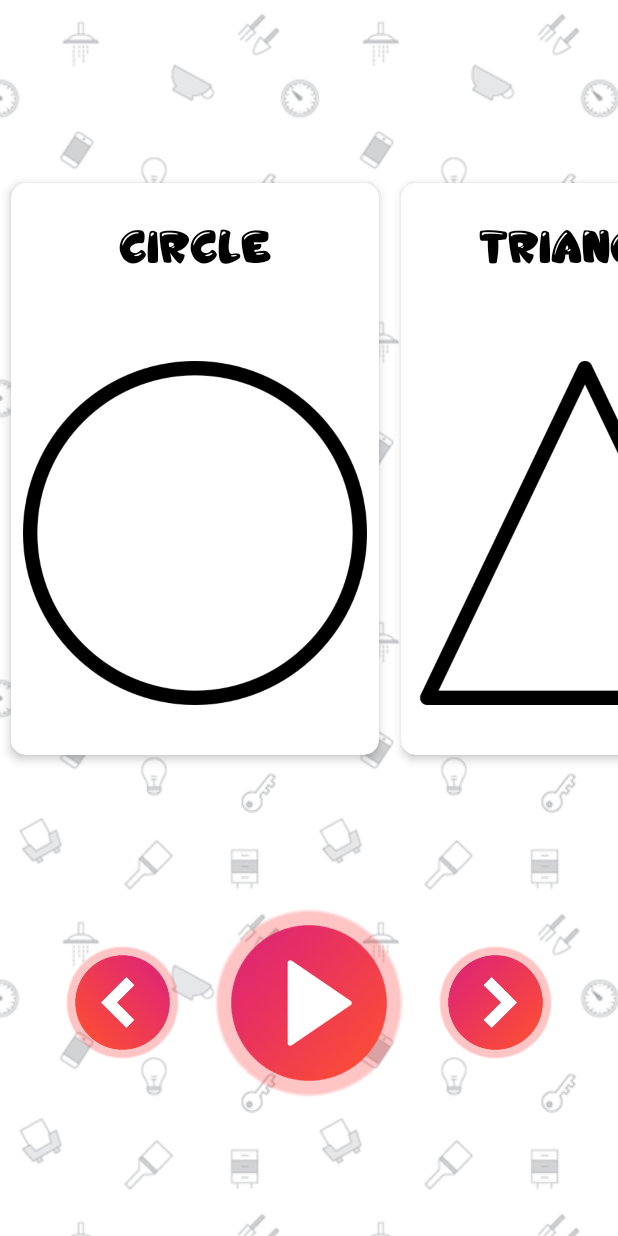
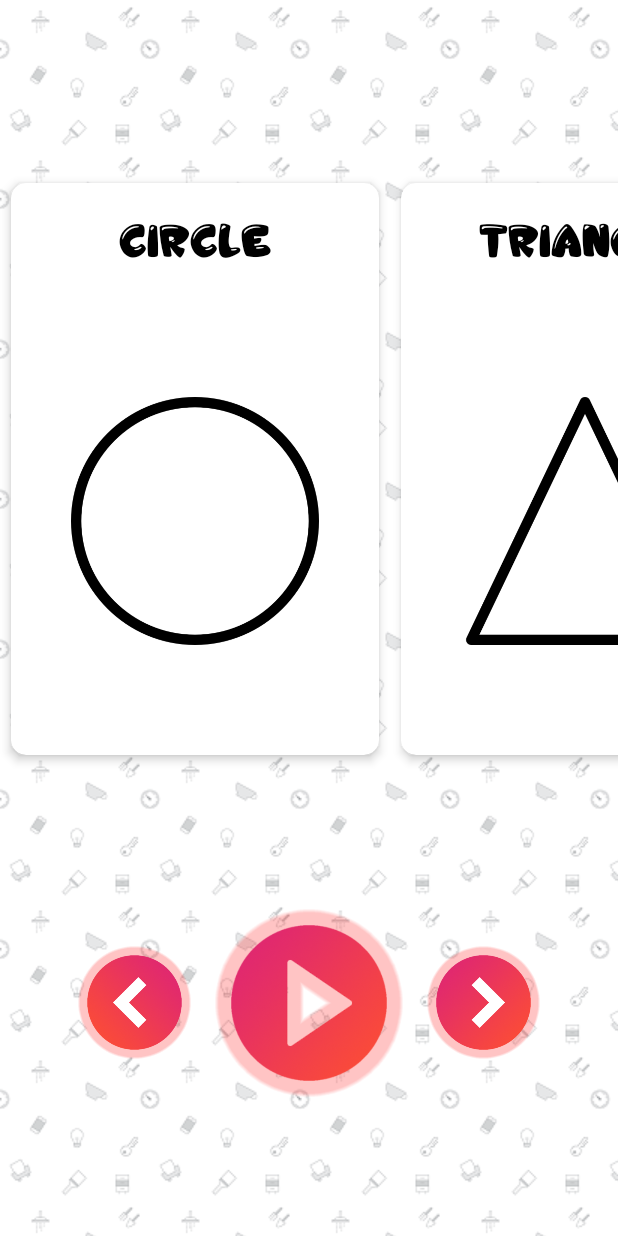
Before and after one commit to jainakshansh/MadHouse-Kids-Learning-App, an Android app: the ShapesActivity screen opened directly, with no data from a screen before it, on a phone screen of 412 x 824 dp. Run offline under Robolectric (Android 15) with nearby library versions, the phone set to English and light mode, and no system bars; our stand-ins replace Picasso.

Commit message:
Issues fixed. Changes made. Sounds for Spelling remains

```diff
--- /dev/null
+++ b/app/src/main/java/com/madhouseapp/kidslearningapp/Adapters/ShapesAdapter.java
@@ -0,0 +1,65 @@
+package com.madhouseapp.kidslearningapp.Adapters;
+
+import android.content.Context;
+import android.graphics.Typeface;
+import android.support.v7.widget.RecyclerView;
+import android.view.LayoutInflater;
+import android.view.View;
+import android.view.ViewGroup;
+import android.widget.ImageView;
+import android.widget.TextView;
+
+import com.madhouseapp.kidslearningapp.Object.ImageItem;
+import com.madhouseapp.kidslearningapp.R;
+import com.squareup.picasso.Picasso;
+
+import java.util.List;
+
+/**
+ * Created by Akshansh on 11-10-2017.
+ */
+
+public class ShapesAdapter extends RecyclerView.Adapter<ShapesAdapter.ShapesViewHolder> {
+
+    private Context context;
+    private List<ImageItem> imageItemList;
+    private Typeface jellyCrazies;
+
+    public class ShapesViewHolder extends RecyclerView.ViewHolder {
+        private TextView name;
+        private ImageView image;
+
+        public ShapesViewHolder(View view) {
+            super(view);
+            name = view.findViewById(R.id.shape_name);
+            image = view.findViewById(R.id.shape_image);
+        }
+    }
+
+    public ShapesAdapter(Context context, List<ImageItem> imageItemList) {
+        this.context = context;
+        this.imageItemList = imageItemList;
+        jellyCrazies = Typeface.createFromAsset(context.getAssets(), "fonts/jelly_crazies.ttf");
+    }
+
+    @Override
+    public ShapesViewHolder onCreateViewHolder(ViewGroup parent, int viewType) {
+        View view = LayoutInflater.from(parent.getContext()).inflate(R.layout.shapes_item, parent, false);
+        return new ShapesViewHolder(view);
+    }
+
+    @Override
+    public void onBindViewHolder(ShapesViewHolder holder, int position) {
+        ImageItem imageItem = imageItemList.get(position);
+        holder.name.setTypeface(jellyCrazies);
+        holder.name.setText(imageItem.getName());
+        Picasso.with(context)
+                .load(imageItem.getImage())
+                .into(holder.image);
+    }
+
+    @Override
+    public int getItemCount() {
+        return imageItemList.size();
+    }
+}
--- a/app/src/main/java/com/madhouseapp/kidslearningapp/AnimalsActivity.java
+++ b/app/src/main/java/com/madhouseapp/kidslearningapp/AnimalsActivity.java
@@ -65,10 +65,10 @@ public class AnimalsActivity extends AppCompatActivity {
         previous.setOnClickListener(new View.OnClickListener() {
             @Override
             public void onClick(View view) {
-                if (centerZoomLayoutManager.findFirstVisibleItemPosition() != imageItemList.size()-2) {
+                if (centerZoomLayoutManager.findFirstVisibleItemPosition() != imageItemList.size() - 2) {
                     counter = centerZoomLayoutManager.findLastVisibleItemPosition() - 1;
                 } else {
-                    counter = centerZoomLayoutManager.findFirstVisibleItemPosition()+1;
+                    counter = centerZoomLayoutManager.findFirstVisibleItemPosition() + 1;
 
                 }
                 counter--;
--- a/app/src/main/java/com/madhouseapp/kidslearningapp/ShapesActivity.java
+++ b/app/src/main/java/com/madhouseapp/kidslearningapp/ShapesActivity.java
@@ -16,6 +16,7 @@ import android.view.animation.AnimationUtils;
 import android.widget.Button;
 
 import com.madhouseapp.kidslearningapp.Adapters.ImageAdapter;
+import com.madhouseapp.kidslearningapp.Adapters.ShapesAdapter;
 import com.madhouseapp.kidslearningapp.Helper.CenterZoomLayoutManager;
 import com.madhouseapp.kidslearningapp.Object.ImageItem;
 
@@ -25,7 +26,7 @@ import java.util.List;
 public class ShapesActivity extends AppCompatActivity {
     private RecyclerView shapesRecycler;
     private List<ImageItem> imageItemList;
-    private ImageAdapter adapter;
+    private ShapesAdapter adapter;
 
     private CenterZoomLayoutManager centerZoomLayoutManager;
 
@@ -49,7 +50,7 @@ public class ShapesActivity extends AppCompatActivity {
 
         imageItemList = new ArrayList<>();
         initList();
-        adapter = new ImageAdapter(this, imageItemList);
+        adapter = new ShapesAdapter(this, imageItemList);
 
         shapesRecycler = (RecyclerView) findViewById(R.id.recycler_shapes);
         centerZoomLayoutManager = new CenterZoomLayoutManager(this, LinearLayoutManager.HORIZONTAL, false);
--- a/app/src/main/java/com/madhouseapp/kidslearningapp/SpellingsActivity.java
+++ b/app/src/main/java/com/madhouseapp/kidslearningapp/SpellingsActivity.java
@@ -15,8 +15,6 @@ import android.view.View;
 import android.view.ViewGroup;
 import android.view.Window;
 import android.view.WindowManager;
-import android.view.animation.Animation;
-import android.view.animation.AnimationUtils;
 import android.widget.Button;
 
 import com.madhouseapp.kidslearningapp.Helper.CenterZoomLayoutManager;
@@ -113,10 +111,6 @@ public class SpellingsActivity extends AppCompatActivity {
                 mediaPlayer.start();
                 */
 
-                Animation animation = AnimationUtils.loadAnimation(getApplicationContext(), R.anim.blink);
-                play.clearAnimation();
-                play.startAnimation(animation);
-
                 adapter.notifyDataSetChanged();
             }
         });
--- a/app/src/main/res/layout/activity_alphabets.xml
+++ b/app/src/main/res/layout/activity_alphabets.xml
@@ -36,7 +36,7 @@
             android:layout_width="75dp"
             android:layout_height="75dp"
             android:layout_gravity="center"
-            android:layout_marginEnd="24dp"
+            android:layout_marginEnd="16dp"
             android:background="@drawable/button_previous" />
 
         <Button
@@ -53,7 +53,7 @@
             android:layout_width="75dp"
             android:layout_height="75dp"
             android:layout_gravity="center"
-            android:layout_marginStart="24dp"
+            android:layout_marginStart="16dp"
             android:background="@drawable/button_next" />
 
     </LinearLayout>
--- a/app/src/main/res/layout/activity_animals.xml
+++ b/app/src/main/res/layout/activity_animals.xml
@@ -36,7 +36,7 @@
             android:layout_width="75dp"
             android:layout_height="75dp"
             android:layout_gravity="center"
-            android:layout_marginEnd="24dp"
+            android:layout_marginEnd="16dp"
             android:background="@drawable/button_previous" />
 
         <Button
@@ -53,7 +53,7 @@
             android:layout_width="75dp"
             android:layout_height="75dp"
             android:layout_gravity="center"
-            android:layout_marginStart="24dp"
+            android:layout_marginStart="16dp"
             android:background="@drawable/button_next" />
 
     </LinearLayout>
--- a/app/src/main/res/layout/activity_colors.xml
+++ b/app/src/main/res/layout/activity_colors.xml
@@ -36,7 +36,7 @@
             android:layout_width="75dp"
             android:layout_height="75dp"
             android:layout_gravity="center"
-            android:layout_marginEnd="24dp"
+            android:layout_marginEnd="16dp"
             android:background="@drawable/button_previous" />
 
         <Button
@@ -53,7 +53,7 @@
             android:layout_width="75dp"
             android:layout_height="75dp"
             android:layout_gravity="center"
-            android:layout_marginStart="24dp"
+            android:layout_marginStart="16dp"
             android:background="@drawable/button_next" />
 
     </LinearLayout>
--- a/app/src/main/res/layout/activity_fruits.xml
+++ b/app/src/main/res/layout/activity_fruits.xml
@@ -36,7 +36,7 @@
             android:layout_width="75dp"
             android:layout_height="75dp"
             android:layout_gravity="center"
-            android:layout_marginEnd="24dp"
+            android:layout_marginEnd="16dp"
             android:background="@drawable/button_previous" />
 
         <Button
@@ -53,7 +53,7 @@
             android:layout_width="75dp"
             android:layout_height="75dp"
             android:layout_gravity="center"
-            android:layout_marginStart="24dp"
+            android:layout_marginStart="16dp"
             android:background="@drawable/button_next" />
 
     </LinearLayout>
--- a/app/src/main/res/layout/activity_objects.xml
+++ b/app/src/main/res/layout/activity_objects.xml
@@ -36,7 +36,7 @@
             android:layout_width="75dp"
             android:layout_height="75dp"
             android:layout_gravity="center"
-            android:layout_marginEnd="24dp"
+            android:layout_marginEnd="16dp"
             android:background="@drawable/button_previous" />
 
         <Button
@@ -53,7 +53,7 @@
             android:layout_width="75dp"
             android:layout_height="75dp"
             android:layout_gravity="center"
-            android:layout_marginStart="24dp"
+            android:layout_marginStart="16dp"
             android:background="@drawable/button_next" />
 
     </LinearLayout>
--- a/app/src/main/res/layout/activity_shapes.xml
+++ b/app/src/main/res/layout/activity_shapes.xml
@@ -36,7 +36,7 @@
             android:layout_width="75dp"
             android:layout_height="75dp"
             android:layout_gravity="center"
-            android:layout_marginEnd="24dp"
+            android:layout_marginEnd="16dp"
             android:background="@drawable/button_previous" />
 
         <Button
@@ -53,7 +53,7 @@
             android:layout_width="75dp"
             android:layout_height="75dp"
             android:layout_gravity="center"
-            android:layout_marginStart="24dp"
+            android:layout_marginStart="16dp"
             android:background="@drawable/button_next" />
 
     </LinearLayout>
--- a/app/src/main/res/layout/activity_spellings.xml
+++ b/app/src/main/res/layout/activity_spellings.xml
@@ -36,7 +36,7 @@
             android:layout_width="75dp"
             android:layout_height="75dp"
             android:layout_gravity="center"
-            android:layout_marginEnd="24dp"
+            android:layout_marginEnd="16dp"
             android:background="@drawable/button_previous" />
 
         <Button
@@ -53,7 +53,7 @@
             android:layout_width="75dp"
             android:layout_height="75dp"
             android:layout_gravity="center"
-            android:layout_marginStart="24dp"
+            android:layout_marginStart="16dp"
             android:background="@drawable/button_next" />
 
     </LinearLayout>
--- a/app/src/main/res/layout/activity_vegetables.xml
+++ b/app/src/main/res/layout/activity_vegetables.xml
@@ -36,7 +36,7 @@
             android:layout_width="75dp"
             android:layout_height="75dp"
             android:layout_gravity="center"
-            android:layout_marginEnd="24dp"
+            android:layout_marginEnd="16dp"
             android:background="@drawable/button_previous" />
 
         <Button
@@ -53,7 +53,7 @@
             android:layout_width="75dp"
             android:layout_height="75dp"
             android:layout_gravity="center"
-            android:layout_marginStart="24dp"
+            android:layout_marginStart="16dp"
             android:background="@drawable/button_next" />
 
     </LinearLayout>
--- a/app/src/main/res/layout/activity_vehicles.xml
+++ b/app/src/main/res/layout/activity_vehicles.xml
@@ -36,7 +36,7 @@
             android:layout_width="75dp"
             android:layout_height="75dp"
             android:layout_gravity="center"
-            android:layout_marginEnd="24dp"
+            android:layout_marginEnd="16dp"
             android:background="@drawable/button_previous" />
 
         <Button
@@ -53,7 +53,7 @@
             android:layout_width="75dp"
             android:layout_height="75dp"
             android:layout_gravity="center"
-            android:layout_marginStart="24dp"
+            android:layout_marginStart="16dp"
             android:background="@drawable/button_next" />
 
     </LinearLayout>
--- /dev/null
+++ b/app/src/main/res/layout/shapes_item.xml
@@ -0,0 +1,45 @@
+<?xml version="1.0" encoding="utf-8"?>
+<android.support.v7.widget.CardView xmlns:android="http://schemas.android.com/apk/res/android"
+    xmlns:app="http://schemas.android.com/apk/res-auto"
+    android:layout_width="260dp"
+    android:layout_height="400dp"
+    app:cardCornerRadius="10dp"
+    app:cardElevation="4dp"
+    app:cardMaxElevation="4dp"
+    app:cardPreventCornerOverlap="true"
+    app:cardUseCompatPadding="true">
+
+    <LinearLayout
+        android:layout_width="match_parent"
+        android:layout_height="match_parent"
+        android:orientation="vertical"
+        android:weightSum="5">
+
+        <TextView
+            android:id="@+id/shape_name"
+            android:layout_width="match_parent"
+            android:layout_height="0dp"
+            android:layout_gravity="center"
+            android:layout_marginEnd="8dp"
+            android:layout_marginStart="8dp"
+            android:layout_marginTop="8dp"
+            android:layout_weight="1"
+            android:gravity="center"
+            android:textAllCaps="true"
+            android:textColor="@android:color/black"
+            android:textSize="13sp" />
+
+        <ImageView
+            android:id="@+id/shape_image"
+            android:layout_width="match_parent"
+            android:layout_height="0dp"
+            android:layout_gravity="center"
+            android:layout_margin="32dp"
+            android:layout_weight="4"
+            android:contentDescription="@string/app_name"
+            android:padding="8dp"
+            android:scaleType="centerInside" />
+
+    </LinearLayout>
+
+</android.support.v7.widget.CardView>
```
Also changed, not shown: app/src/main/res/drawable/center_button.png, app/src/main/res/drawable/doodles.png.
